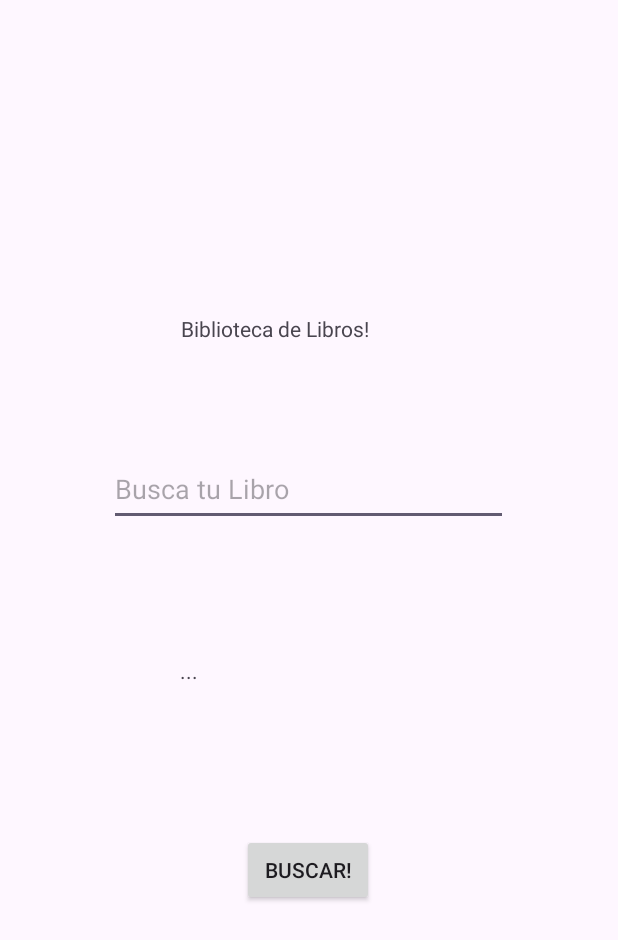
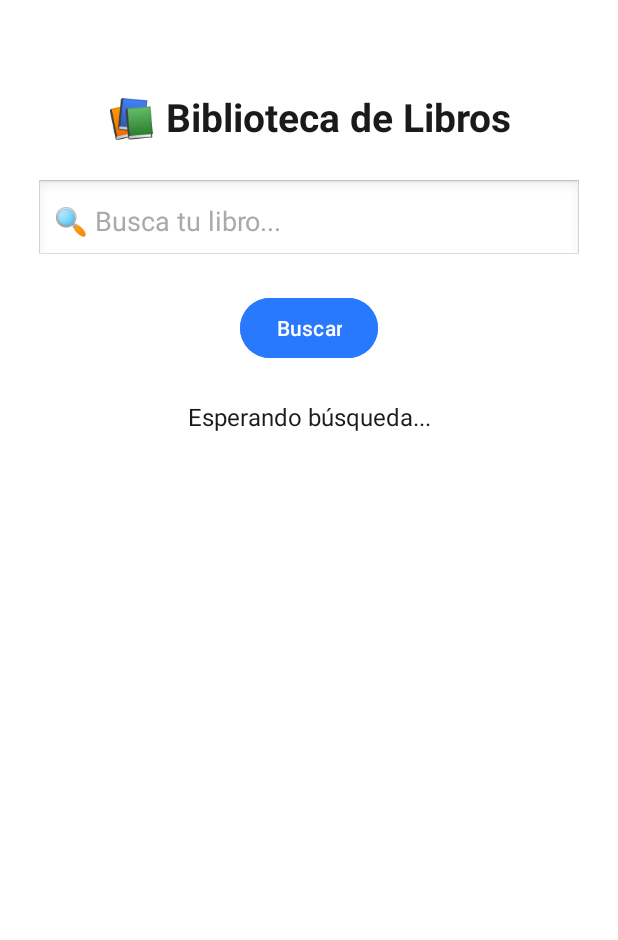
Before and after one commit to tadeowoto/01-moviles-libros, an Android app: the screen it shows after launch (MainActivity), on a phone screen of 412 x 824 dp. Shown: the top 940 px of the screen. Run offline under Robolectric (Android 15) with nearby library versions, the phone set to English and light mode, and no system bars.

```diff
--- a/app/src/main/java/ViewModel/MainViewModel.java
+++ b/app/src/main/java/ViewModel/MainViewModel.java
@@ -1,11 +1,16 @@
 package ViewModel;
 
+import static androidx.core.content.ContextCompat.startActivity;
+
 import android.app.Application;
+import android.content.Intent;
 
 import androidx.annotation.NonNull;
 import androidx.lifecycle.AndroidViewModel;
 import androidx.lifecycle.LiveData;
 import androidx.lifecycle.MutableLiveData;
+
+import com.example.libros.DetalleLibroActivity;
 
 import Model.Libro;
 import Model.LibroRepository;
@@ -19,26 +24,21 @@ public class MainViewModel extends AndroidViewModel {
         super(application);
     }
 
-    public LiveData getTitulo() {
-        if (tituloMutable.getValue() == null) {
-            return new MutableLiveData<String>();
-        }
+    public LiveData<Libro> getLibro() {
+        return libro;
+    }
+
+    public LiveData<String> getMensaje() {
         return tituloMutable;
-    };
+    }
 
-    public LiveData getLibro() {
-        if (libro.getValue() == null) {
-            return new MutableLiveData<Libro>();
-        }
-        return libro;
-    };
 
     public void buscarLibro(String titulo){
         LibroRepository repo = new LibroRepository();
         Libro l = repo.buscarLibroPorTitulo(titulo);
         if(l != null){
+            //si encontro el libro le setea el libro al mutable que observa el main
             libro.setValue(l);
-            // aca deberia abrir un intent con el detalle del libro, pero podemos hacer un mutable de usuario en el cual cuando cambia abrir el intent.
         }else{
             tituloMutable.setValue("no se encontro el libro");
         }
--- a/app/src/main/java/com/example/libros/MainActivity.java
+++ b/app/src/main/java/com/example/libros/MainActivity.java
@@ -1,7 +1,9 @@
 package com.example.libros;
 
+import android.content.Intent;
 import android.os.Bundle;
 import android.view.View;
+import android.widget.Toast;
 
 import androidx.activity.EdgeToEdge;
 import androidx.appcompat.app.AppCompatActivity;
@@ -40,9 +42,9 @@ public class MainActivity extends AppCompatActivity {
 
     @Override
     protected void onCreate(Bundle savedInstanceState) {
+        super.onCreate(savedInstanceState);
         binding = ActivityMainBinding.inflate(getLayoutInflater());
         viewModel = new ViewModelProvider(this).get(MainViewModel.class);
-        super.onCreate(savedInstanceState);
         EdgeToEdge.enable(this);
         setContentView(binding.getRoot());
         ViewCompat.setOnApplyWindowInsetsListener(findViewById(R.id.main), (v, insets) -> {
@@ -51,11 +53,26 @@ public class MainActivity extends AppCompatActivity {
             return insets;
         });
 
-        binding.botonBuscar.setOnClickListener(new View.OnClickListener() {
-            @Override
-            public void onClick(View v) {
-                viewModel.buscarLibro(binding.editTextTituloLibro.getText().toString());
+
+        viewModel.getLibro().observe(this, libro -> {
+            if (libro != null) {
+                // Si se encontró el libro, abrimos el detalle
+                Intent intent = new Intent(MainActivity.this, DetalleLibroActivity.class);
+                intent.putExtra("libro", libro);
+                startActivity(intent);
             }
+        });
+        viewModel.getMensaje().observe(this, mensaje -> {
+            if (mensaje != null && mensaje.equals("no se encontro el libro")) {
+                binding.noEncontrado.setText(mensaje);
+            }
+        });
+
+
+        //aca busco el libro y lo muestro en el detalle
+        binding.botonBuscar.setOnClickListener(v -> {
+            String tituloBuscado = binding.editTextTituloLibro.getText().toString();
+            viewModel.buscarLibro(tituloBuscado);
         });
 
     }
--- a/app/src/main/res/layout/activity_main.xml
+++ b/app/src/main/res/layout/activity_main.xml
@@ -5,57 +5,60 @@
     android:id="@+id/main"
     android:layout_width="match_parent"
     android:layout_height="match_parent"
+    android:background="#ffff"
     tools:context=".MainActivity">
 
+    <!-- Título -->
     <TextView
         android:id="@+id/titulo"
-        android:layout_width="169dp"
-        android:layout_height="43dp"
-        android:text="Biblioteca de Libros!"
-        app:layout_constraintBottom_toBottomOf="parent"
+        android:layout_width="wrap_content"
+        android:layout_height="wrap_content"
+        android:text="📚 Biblioteca de Libros"
+        android:textColor="#1a1a1a"
+        android:textSize="26sp"
+        android:textStyle="bold"
+        app:layout_constraintTop_toTopOf="parent"
+        app:layout_constraintStart_toStartOf="parent"
         app:layout_constraintEnd_toEndOf="parent"
-        app:layout_constraintHorizontal_bias="0.498"
+        android:layout_marginTop="60dp" />
+    <EditText
+        android:id="@+id/editTextTituloLibro"
+        android:layout_width="0dp"
+        android:layout_height="55dp"
+        android:hint="🔍 Busca tu libro..."
+        android:background="@android:drawable/edit_text"
+        android:padding="12dp"
+        android:textColor="#1a1a1a"
+        android:textColorHint="#aaaaaa"
+        android:inputType="text"
+        app:layout_constraintTop_toBottomOf="@id/titulo"
         app:layout_constraintStart_toStartOf="parent"
-        app:layout_constraintTop_toTopOf="parent"
-        app:layout_constraintVertical_bias="0.268" />
+        app:layout_constraintEnd_toEndOf="parent"
+        android:layout_margin="24dp" />
 
     <Button
         android:id="@+id/botonBuscar"
         android:layout_width="wrap_content"
         android:layout_height="wrap_content"
-        android:layout_marginBottom="220dp"
-        android:text="Buscar!"
-        app:layout_constraintBottom_toBottomOf="parent"
+        android:text="Buscar"
+        android:textAllCaps="false"
+        android:backgroundTint="#2979FF"
+        android:textColor="#ffffff"
+        app:layout_constraintTop_toBottomOf="@id/editTextTituloLibro"
+        app:layout_constraintStart_toStartOf="parent"
         app:layout_constraintEnd_toEndOf="parent"
-        app:layout_constraintHorizontal_bias="0.498"
-        app:layout_constraintStart_toStartOf="parent" />
-
-    <EditText
-        android:id="@+id/editTextTituloLibro"
-        android:layout_width="266dp"
-        android:layout_height="49dp"
-        android:layout_marginTop="276dp"
-        android:layout_marginBottom="61dp"
-        android:ems="10"
-        android:hint="Busca tu Libro"
-        android:inputType="text"
-        app:layout_constraintBottom_toTopOf="@+id/noEncontrado"
-        app:layout_constraintEnd_toEndOf="parent"
-        app:layout_constraintHorizontal_bias="0.497"
-        app:layout_constraintStart_toStartOf="parent"
-        app:layout_constraintTop_toTopOf="parent" />
+        android:layout_marginTop="20dp"/>
 
     <TextView
         android:id="@+id/noEncontrado"
-        android:layout_width="172dp"
-        android:layout_height="46dp"
-        android:layout_marginStart="205dp"
-        android:layout_marginEnd="206dp"
-        android:layout_marginBottom="315dp"
-        android:text="..."
-        app:layout_constraintBottom_toBottomOf="parent"
+        android:layout_width="wrap_content"
+        android:layout_height="wrap_content"
+        android:text="Esperando búsqueda..."
+        android:textColor="#1a1a1a"
+        android:textSize="16sp"
+        app:layout_constraintTop_toBottomOf="@id/botonBuscar"
+        app:layout_constraintStart_toStartOf="parent"
         app:layout_constraintEnd_toEndOf="parent"
-        app:layout_constraintStart_toStartOf="parent"
-        app:layout_constraintTop_toBottomOf="@+id/editTextTituloLibro" />
+        android:layout_marginTop="24dp" />
 
 </androidx.constraintlayout.widget.ConstraintLayout>
```
Also changed, not shown: app/src/main/java/com/example/libros/DetalleLibroActivity.java (+14 -12 lines), app/src/main/res/layout/activity_detalle_libro.xml (+47 -16 lines).
